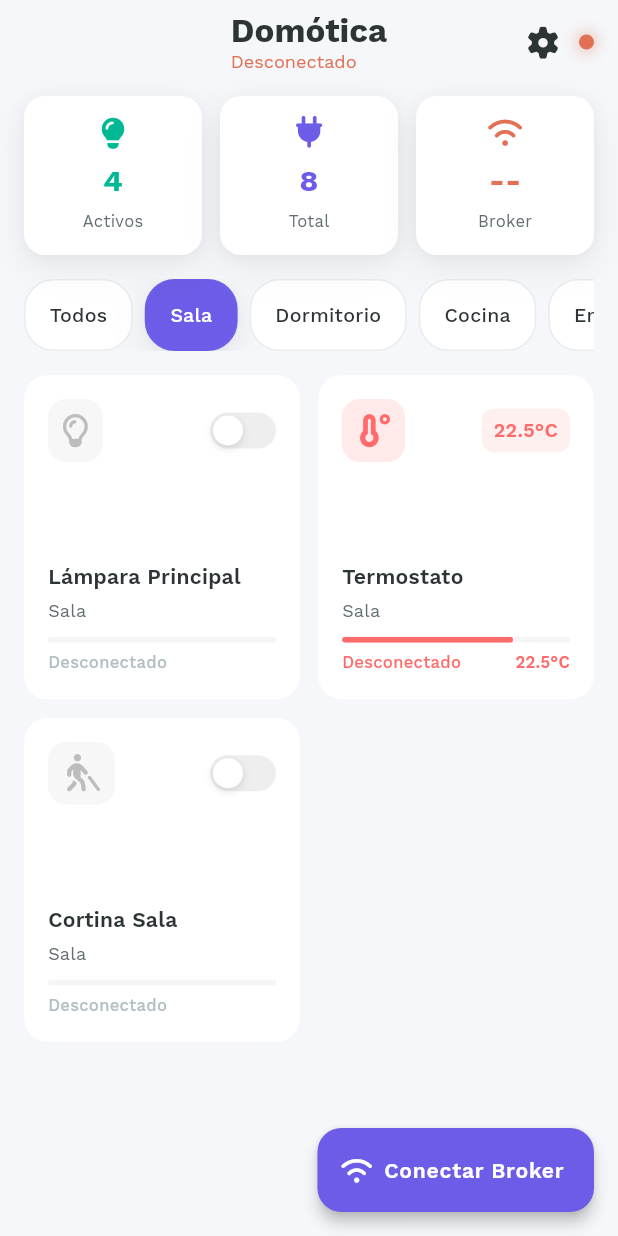
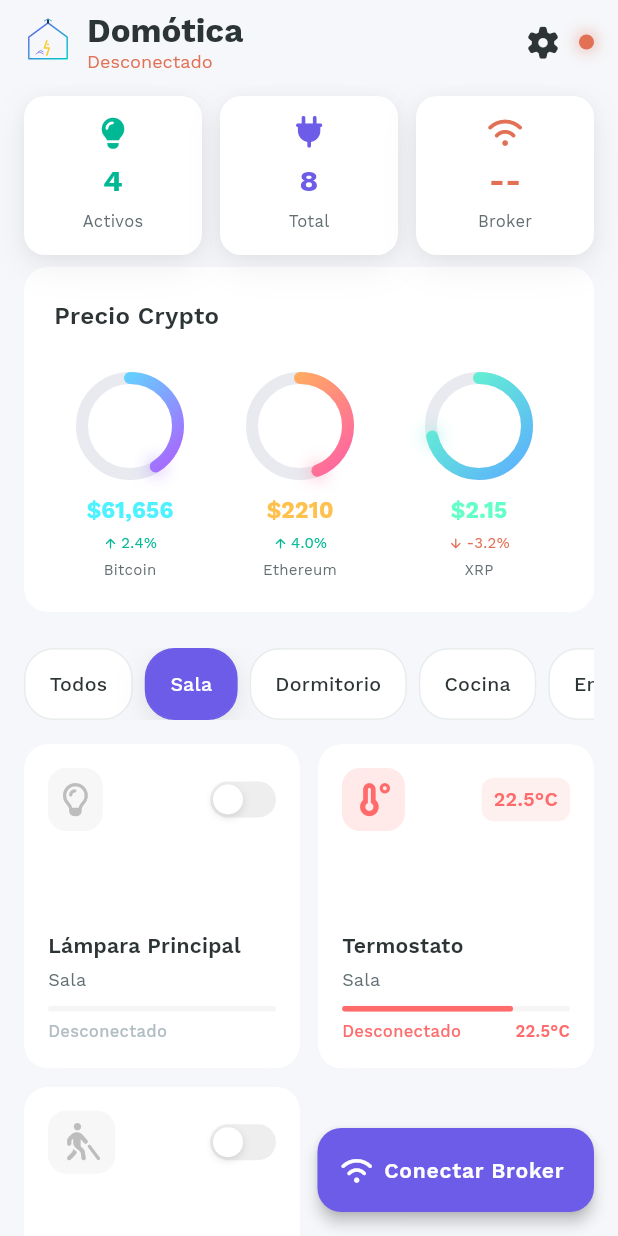
Before and after one commit to siliconvalleyar-oss/domotics_app, a Flutter app: the screen it shows after launch, after a tap on "Sala", on a phone screen of 412 x 824 dp. Run offline on Flutter 3.47's test engine with Material 3 defaults, Android fonts, the phone set to English and light mode, and no system bars; our stand-ins replace flutter_svg, font_awesome_flutter, shared_preferences; missing offline and left inert: mqtt_client.

Commit message:
feat: add Bitcoin ring gauge chart, logo SVG, and flutter_svg dependency

```diff
--- /dev/null
+++ b/lib/models/bitcoin_data.dart
@@ -0,0 +1,49 @@
+import 'dart:math';
+
+class CryptoPrice {
+  final String label;
+  final double value;
+  final double change;
+  final bool isPositive;
+
+  CryptoPrice({
+    required this.label,
+    required this.value,
+    required this.change,
+    required this.isPositive,
+  });
+
+  String get formattedPrice {
+    if (value < 1) return '\$${value.toStringAsFixed(4)}';
+    if (value >= 10000) {
+      final whole = value ~/ 1000;
+      final frac = (value % 1000).toStringAsFixed(0).padLeft(3, '0');
+      return '\$$whole,$frac';
+    }
+    return '\$${value.toStringAsFixed(value >= 100 ? 0 : 2)}';
+  }
+
+  static List<CryptoPrice> generate() {
+    final rng = Random();
+    return [
+      CryptoPrice(
+        label: 'Bitcoin',
+        value: 60000 + rng.nextDouble() * 15000,
+        change: -2 + rng.nextDouble() * 6,
+        isPositive: rng.nextBool(),
+      ),
+      CryptoPrice(
+        label: 'Ethereum',
+        value: 2000 + rng.nextDouble() * 1000,
+        change: -3 + rng.nextDouble() * 8,
+        isPositive: rng.nextBool(),
+      ),
+      CryptoPrice(
+        label: 'XRP',
+        value: 0.5 + rng.nextDouble() * 2.0,
+        change: -4 + rng.nextDouble() * 10,
+        isPositive: rng.nextBool(),
+      ),
+    ];
+  }
+}
--- a/lib/screens/dashboard_screen.dart
+++ b/lib/screens/dashboard_screen.dart
@@ -1,10 +1,12 @@
 import 'package:flutter/material.dart';
+import 'package:flutter_svg/flutter_svg.dart';
 import 'package:font_awesome_flutter/font_awesome_flutter.dart';
 import 'package:animations/animations.dart';
 import '../app_theme.dart';
 import '../models/device.dart';
 import '../services/mqtt_service.dart';
 import '../widgets/device_card.dart';
+import '../widgets/bitcoin_ring.dart';
 import 'device_detail_screen.dart';
 import 'broker_config_screen.dart';
 
@@ -99,6 +101,8 @@ class _DashboardScreenState extends State<DashboardScreen> with TickerProviderSt
           slivers: [
             // Stats cards
             SliverToBoxAdapter(child: _buildStatsRow()),
+            // Bitcoin price rings
+            const SliverToBoxAdapter(child: BitcoinRingSection()),
             // Room filter chips
             SliverToBoxAdapter(child: _buildRoomFilter()),
             // Device grid
@@ -115,7 +119,15 @@ class _DashboardScreenState extends State<DashboardScreen> with TickerProviderSt
 
   PreferredSizeWidget _buildAppBar() {
     return AppBar(
-      title: Column(
+      title: Row(
+        children: [
+          SvgPicture.asset(
+            'assets/logo.svg',
+            width: 32,
+            height: 32,
+          ),
+          const SizedBox(width: 10),
+          Column(
             crossAxisAlignment: CrossAxisAlignment.start,
             children: [
               const Text(
@@ -135,6 +147,8 @@ class _DashboardScreenState extends State<DashboardScreen> with TickerProviderSt
                   fontSize: 12,
                   color: _isConnected ? AppTheme.success : AppTheme.error,
                 ),
+              ),
+            ],
           ),
         ],
       ),
--- a/lib/services/mqtt_service.dart
+++ b/lib/services/mqtt_service.dart
@@ -47,13 +47,11 @@ class MqttService {
       _client!.onSubscribed = _onSubscribed;
       _client!.pongCallback = _pong;
 
-      // Conexión con autenticación
-      final connMessage = MqttConnectMessage()
-          .authenticateAs(
-              _config.username.isNotEmpty ? _config.username : null,
-              _config.password.isNotEmpty ? _config.password : null)
-          .startClean()
-          .withWillQos(MqttQos.atLeastOnce);
+      // Conexión con autenticación opcional
+      final connMessage = MqttConnectMessage().startClean().withWillQos(MqttQos.atLeastOnce);
+      if (_config.username.isNotEmpty && _config.password.isNotEmpty) {
+        connMessage.authenticateAs(_config.username, _config.password);
+      }
       _client!.connectionMessage = connMessage;
 
       await _client!.connect();
@@ -75,6 +73,7 @@ class MqttService {
     } catch (e) {
       _isConnected = false;
       _connectionController.add(false);
+      print('MQTT connection error: $e');
       return false;
     }
   }
--- /dev/null
+++ b/lib/widgets/bitcoin_ring.dart
@@ -0,0 +1,203 @@
+import 'dart:math' as math;
+import 'package:flutter/material.dart';
+import '../app_theme.dart';
+import '../models/bitcoin_data.dart';
+
+class BitcoinRingSection extends StatefulWidget {
+  const BitcoinRingSection({super.key});
+
+  @override
+  State<BitcoinRingSection> createState() => _BitcoinRingSectionState();
+}
+
+class _BitcoinRingSectionState extends State<BitcoinRingSection> {
+  late List<CryptoPrice> _prices;
+  late int _seed;
+
+  @override
+  void initState() {
+    super.initState();
+    _prices = CryptoPrice.generate();
+    _seed = DateTime.now().millisecondsSinceEpoch;
+
+    _startTimer();
+  }
+
+  void _startTimer() {
+    Future.delayed(const Duration(seconds: 4), () {
+      if (mounted) {
+        setState(() {
+          _prices = CryptoPrice.generate();
+          _seed = DateTime.now().millisecondsSinceEpoch;
+        });
+        _startTimer();
+      }
+    });
+  }
+
+  double _ringValue(CryptoPrice coin) {
+    const refs = {'Bitcoin': 150000.0, 'Ethereum': 5000.0, 'XRP': 3.0};
+    final max = refs[coin.label] ?? 100.0;
+    return (coin.value / max * 100).clamp(0, 100);
+  }
+
+  @override
+  Widget build(BuildContext context) {
+    final gradients = [
+      [const Color(0xFF4EF2FF), const Color(0xFFB05CFF)],
+      [const Color(0xFFFFC14D), const Color(0xFFFF5EA8)],
+      [const Color(0xFF64FFC8), const Color(0xFF5DAEFF)],
+    ];
+
+    return Card(
+      margin: const EdgeInsets.fromLTRB(16, 8, 16, 8),
+      child: Padding(
+        padding: const EdgeInsets.all(20),
+        child: Column(
+          crossAxisAlignment: CrossAxisAlignment.start,
+          children: [
+            const Text(
+              'Precio Crypto',
+              style: TextStyle(
+                fontFamily: AppTheme.fontName,
+                fontWeight: FontWeight.w600,
+                fontSize: 16,
+                color: AppTheme.darkText,
+              ),
+            ),
+            const SizedBox(height: 24),
+            Row(
+              children: List.generate(_prices.length, (i) {
+                return Expanded(
+                  child: Padding(
+                    padding: EdgeInsets.only(right: i < _prices.length - 1 ? 12 : 0),
+                    child: _buildRing(_prices[i], gradients[i]),
+                  ),
+                );
+              }),
+            ),
+          ],
+        ),
+      ),
+    );
+  }
+
+  Widget _buildRing(CryptoPrice coin, List<Color> gradientColors) {
+    return Column(
+      children: [
+        SizedBox(
+          width: 72,
+          height: 72,
+          child: TweenAnimationBuilder<double>(
+            key: ValueKey('${coin.label}_$_seed'),
+            tween: Tween(begin: 0, end: _ringValue(coin)),
+            duration: const Duration(milliseconds: 1500),
+            curve: Curves.easeOutCubic,
+            builder: (context, value, child) {
+              return CustomPaint(
+                painter: _RingPainter(
+                  progress: value / 100,
+                  gradientColors: gradientColors,
+                ),
+              );
+            },
+          ),
+        ),
+        const SizedBox(height: 8),
+        Text(
+          coin.formattedPrice,
+          style: TextStyle(
+            fontSize: 15,
+            fontWeight: FontWeight.w700,
+            color: gradientColors.first,
+          ),
+        ),
+        const SizedBox(height: 2),
+        Row(
+          mainAxisSize: MainAxisSize.min,
+          children: [
+            Icon(
+              coin.isPositive
+                  ? Icons.arrow_upward_rounded
+                  : Icons.arrow_downward_rounded,
+              size: 10,
+              color: coin.isPositive ? AppTheme.success : AppTheme.error,
+            ),
+            const SizedBox(width: 2),
+            Text(
+              '${coin.change.toStringAsFixed(1)}%',
+              style: TextStyle(
+                fontSize: 10,
+                color: coin.isPositive ? AppTheme.success : AppTheme.error,
+              ),
+            ),
+          ],
+        ),
+        const SizedBox(height: 2),
+        Text(
+          coin.label,
+          style: const TextStyle(
+            fontSize: 10,
+            color: AppTheme.lightText,
+          ),
+        ),
+      ],
+    );
+  }
+}
+
+class _RingPainter extends CustomPainter {
+  final double progress;
+  final List<Color> gradientColors;
+
+  _RingPainter({required this.progress, required this.gradientColors});
+
+  @override
+  void paint(Canvas canvas, Size size) {
+    final center = Offset(size.width / 2, size.height / 2);
+    final radius = size.width / 2 - 4;
+    const strokeWidth = 8.0;
+
+    final bgPaint = Paint()
+      ..color = const Color(0xFFE8EAF0)
+      ..style = PaintingStyle.stroke
+      ..strokeWidth = strokeWidth
+      ..strokeCap = StrokeCap.round;
+
+    canvas.drawCircle(center, radius, bgPaint);
+
+    if (progress > 0) {
+      final rect = Rect.fromCircle(center: center, radius: radius);
+      final gradient = LinearGradient(
+        colors: gradientColors,
+        begin: Alignment.topLeft,
+        end: Alignment.bottomRight,
+      );
+
+      final paint = Paint()
+        ..shader = gradient.createShader(rect)
+        ..style = PaintingStyle.stroke
+        ..strokeWidth = strokeWidth
+        ..strokeCap = StrokeCap.round;
+
+      canvas.drawArc(
+        rect,
+        -math.pi / 2,
+        2 * math.pi * progress,
+        false,
+        paint,
+      );
+
+      final endAngle = -math.pi / 2 + 2 * math.pi * progress;
+      final dotX = center.dx + radius * math.cos(endAngle);
+      final dotY = center.dy + radius * math.sin(endAngle);
+      final glowPaint = Paint()
+        ..shader = gradient.createShader(rect)
+        ..maskFilter = const MaskFilter.blur(BlurStyle.normal, 6);
+      canvas.drawCircle(Offset(dotX, dotY), 4, glowPaint);
+    }
+  }
+
+  @override
+  bool shouldRepaint(covariant _RingPainter old) => old.progress != progress;
+}
--- a/pubspec.yaml
+++ b/pubspec.yaml
@@ -14,6 +14,7 @@ dependencies:
   font_awesome_flutter: ^11.0.0
   animations: ^2.2.0
   shared_preferences: ^2.5.5
+  flutter_svg: ^2.0.17
 
 dev_dependencies:
   flutter_test:
@@ -25,6 +26,7 @@ flutter:
   assets:
     - assets/fonts/
     - assets/images/
+    - assets/logo.svg
   fonts:
     - family: WorkSans
       fonts:
```
Also changed, not shown: assets/logo.svg (added), pubspec.lock, 1 other file. Lines whose indentation alone changed are shown as unchanged.
